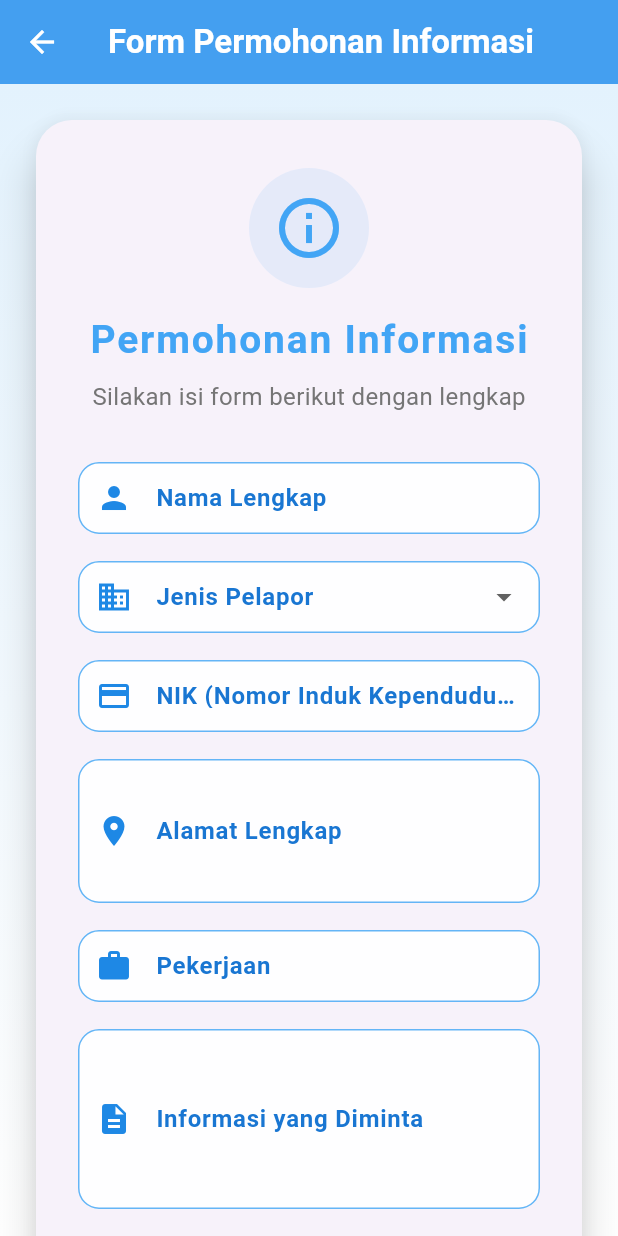
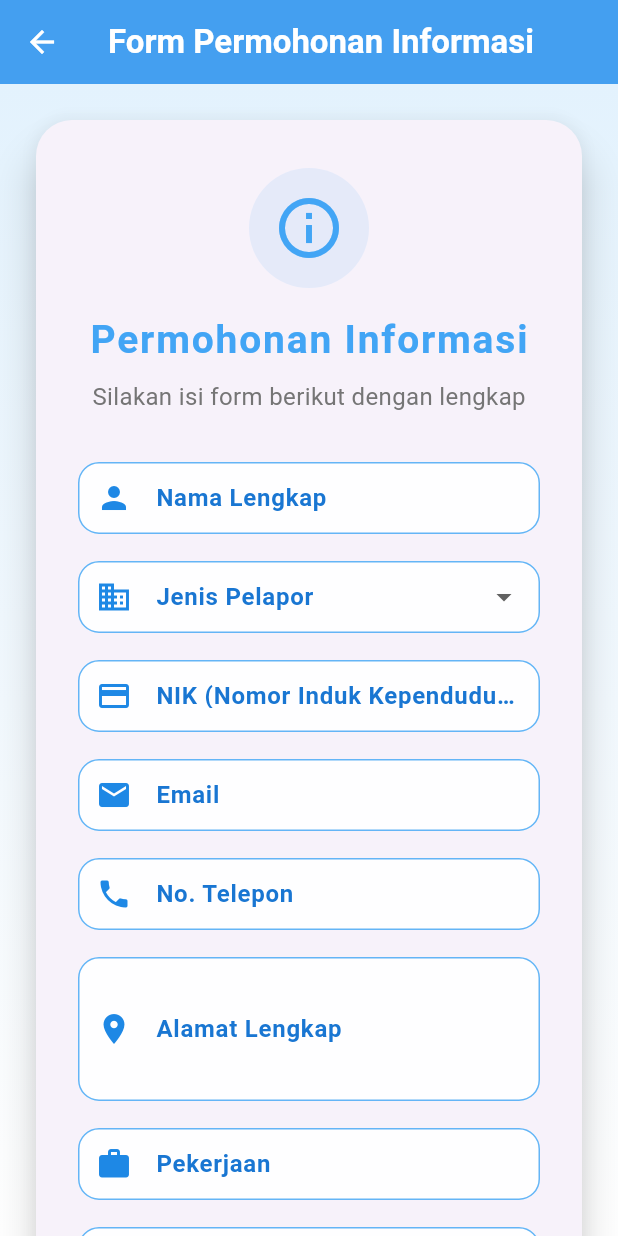
Before and after one commit to Ivan8Conan/Pandu_ISI, a Flutter app: the PermohonanInformasiPage screen opened directly, on a phone screen of 412 x 824 dp. Run offline on Flutter 3.47's test engine with Material 3 defaults, Android fonts, the light colour scheme and no system bars.

Commit message:
Updated PermohonanPage
+ field email & notelp

```diff
--- a/lib/page/permohonanpage.dart
+++ b/lib/page/permohonanpage.dart
@@ -12,6 +12,8 @@ class _PermohonanInformasiPageState extends State<PermohonanInformasiPage> {
   final _formKey = GlobalKey<FormState>();
   final _namaController = TextEditingController();
   final _nikController = TextEditingController();
+  final _emailController = TextEditingController();
+  final _noteleponController = TextEditingController();
   final _alamatController = TextEditingController();
   final _pekerjaanController = TextEditingController();
   final _informasiController = TextEditingController();
@@ -115,8 +117,6 @@ class _PermohonanInformasiPageState extends State<PermohonanInformasiPage> {
                         ),
                       ),
                       const SizedBox(height: 32),
-
-                      // Nama
                       _buildTextFormField(
                         controller: _namaController,
                         label: 'Nama Lengkap',
@@ -130,8 +130,6 @@ class _PermohonanInformasiPageState extends State<PermohonanInformasiPage> {
                         autofillHints: const [AutofillHints.name],
                       ),
                       const SizedBox(height: 18),
-
-                      // Jenis Pelapor
                       _buildDropdownField(
                         label: 'Jenis Pelapor',
                         icon: Icons.business,
@@ -150,8 +148,6 @@ class _PermohonanInformasiPageState extends State<PermohonanInformasiPage> {
                         },
                       ),
                       const SizedBox(height: 18),
-
-                      // NIK
                       _buildTextFormField(
                         controller: _nikController,
                         label: 'NIK (Nomor Induk Kependudukan)',
@@ -169,8 +165,41 @@ class _PermohonanInformasiPageState extends State<PermohonanInformasiPage> {
                         autofillHints: const [AutofillHints.telephoneNumber],
                       ),
                       const SizedBox(height: 18),
-
-                      // Alamat
+                      _buildTextFormField(
+                        controller: _emailController,
+                        label: 'Email',
+                        icon: Icons.email,
+                        keyboardType: TextInputType.emailAddress,
+                        validator: (value) {
+                          if (value == null || value.isEmpty) {
+                            return 'Email tidak boleh kosong';
+                          }
+                          final emailRegex = RegExp(r'^[\w-\.]+@([\w-]+\.)+[\w-]{2,4}$');
+                          if (!emailRegex.hasMatch(value)) {
+                            return 'Format email tidak valid';
+                          }
+                          return null;
+                        },
+                        autofillHints: const [AutofillHints.email],
+                      ),
+                      const SizedBox(height: 18),
+                      _buildTextFormField(
+                        controller: _noteleponController,
+                        label: 'No. Telepon',
+                        icon: Icons.phone,
+                        keyboardType: TextInputType.phone,
+                        validator: (value) {
+                          if (value == null || value.isEmpty) {
+                            return 'Nomor telepon tidak boleh kosong';
+                          }
+                          if (!RegExp(r'^[0-9]{10,15}$').hasMatch(value)) {
+                            return 'Nomor telepon harus 10-15 digit angka';
+                          }
+                          return null;
+                        },
+                        autofillHints: const [AutofillHints.telephoneNumber],
+                      ),
+                      const SizedBox(height: 18),
                       _buildTextFormField(
                         controller: _alamatController,
                         label: 'Alamat Lengkap',
@@ -185,8 +214,6 @@ class _PermohonanInformasiPageState extends State<PermohonanInformasiPage> {
                         autofillHints: const [AutofillHints.fullStreetAddress],
                       ),
                       const SizedBox(height: 18),
-
-                      // Pekerjaan
                       _buildTextFormField(
                         controller: _pekerjaanController,
                         label: 'Pekerjaan',
@@ -200,8 +227,6 @@ class _PermohonanInformasiPageState extends State<PermohonanInformasiPage> {
                         autofillHints: const [AutofillHints.jobTitle],
                       ),
                       const SizedBox(height: 18),
-
-                      // Informasi yang diminta
                       _buildTextFormField(
                         controller: _informasiController,
                         label: 'Informasi yang Diminta',
@@ -215,8 +240,6 @@ class _PermohonanInformasiPageState extends State<PermohonanInformasiPage> {
                         },
                       ),
                       const SizedBox(height: 18),
-
-                      // Kategori
                       _buildDropdownField(
                         label: 'Kategori Layanan',
                         icon: Icons.category,
@@ -235,8 +258,6 @@ class _PermohonanInformasiPageState extends State<PermohonanInformasiPage> {
                         },
                       ),
                       const SizedBox(height: 18),
-
-                      // Tujuan
                       _buildTextFormField(
                         controller: _tujuanController,
                         label: 'Tujuan Permohonan',
@@ -250,7 +271,6 @@ class _PermohonanInformasiPageState extends State<PermohonanInformasiPage> {
                         },
                       ),
                       const SizedBox(height: 32),
-
                       // Submit Button
                       SizedBox(
                         width: double.infinity,
@@ -471,6 +491,8 @@ class _PermohonanInformasiPageState extends State<PermohonanInformasiPage> {
     _formKey.currentState!.reset();
     _namaController.clear();
     _nikController.clear();
+    _emailController.clear();
+    _noteleponController.clear();
     _alamatController.clear();
     _pekerjaanController.clear();
     _informasiController.clear();
```
